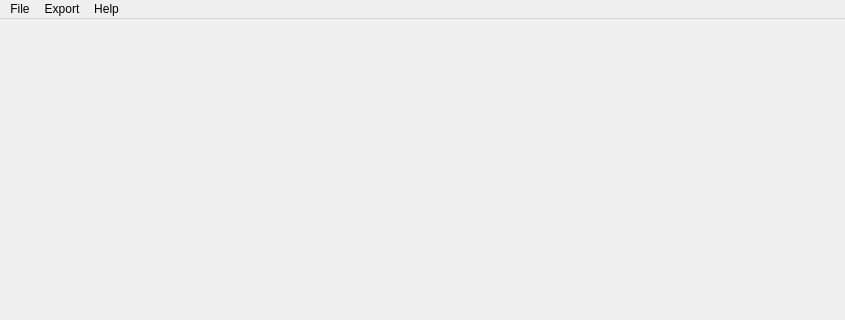
The window that sb/ui/main_window.ui (mkeeter/antimony) describes before a commit, drawn with Qt 5; both pictures show x 0 to 845 and y 0 to 320 of the 845 by 621 pixel window.
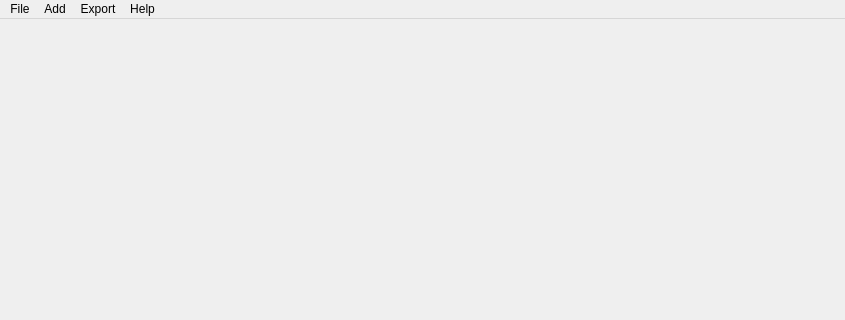
The same window after the commit. Custom widgets are drawn as their Qt base class.

Commit message: Creating auto-populated 'Add' menu

Diff of the .ui file:
```diff
--- a/sb/ui/main_window.ui
+++ b/sb/ui/main_window.ui
@@ -153,7 +153,13 @@
     </property>
     <addaction name="actionAbout"/>
    </widget>
+   <widget class="QMenu" name="menuAdd">
+    <property name="title">
+     <string>Add</string>
+    </property>
+   </widget>
    <addaction name="menuFile"/>
+   <addaction name="menuAdd"/>
    <addaction name="menuExport"/>
    <addaction name="menuHelp"/>
   </widget>
```
The commit also changes 4 other files.
